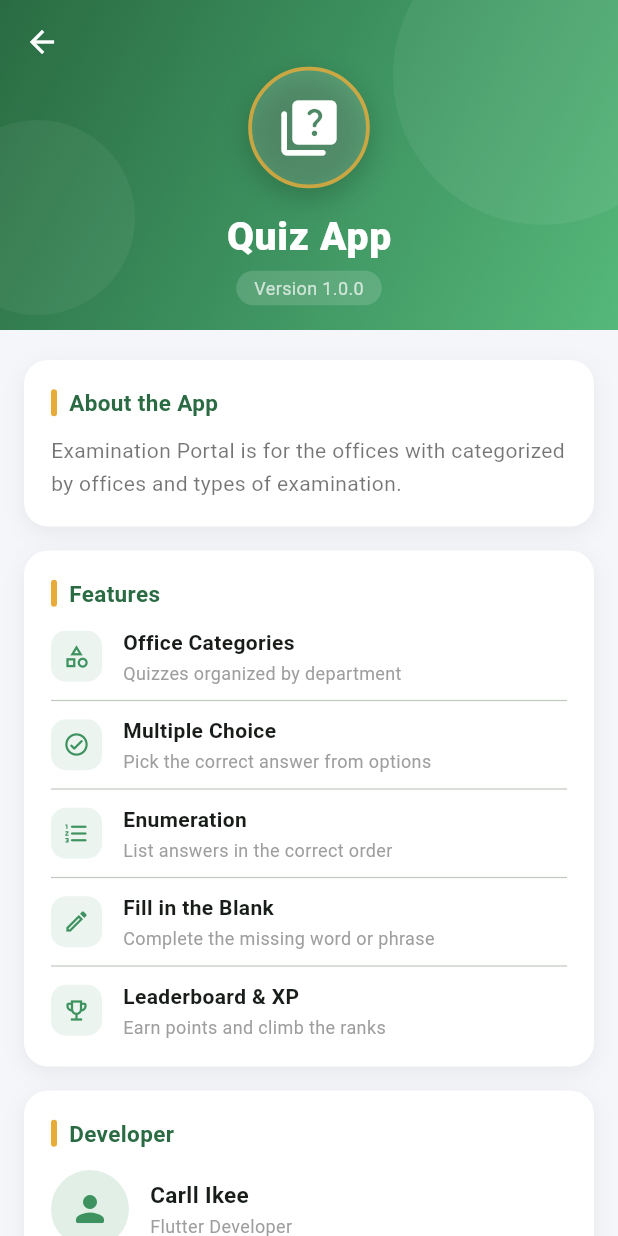
After one commit to CarLCode02/quiz_carl_ikee, a Flutter app: the AboutPage screen opened directly, on a phone screen of 412 x 824 dp. The commit adds this screen. Run offline on Flutter 3.47's test engine with Material 3 defaults, Android fonts, the phone set to English and light mode, and no system bars; our stand-ins replace google_fonts.

Commit message:
added and linked aboutpage

```diff
--- /dev/null
+++ b/lib/about_page.dart
@@ -0,0 +1,417 @@
+import 'package:flutter/material.dart';
+
+const Color kGold = Color(0xFFE7AB38);
+const Color kGreen = Color(0xFF3D925F);
+const Color kGreenDark = Color(0xFF2A6B43);
+const Color kGreenLight = Color(0xFF56B87A);
+
+class AboutPage extends StatefulWidget {
+  const AboutPage({super.key});
+
+  @override
+  State<AboutPage> createState() => _AboutPageState();
+}
+
+class _AboutPageState extends State<AboutPage>
+    with SingleTickerProviderStateMixin {
+  late AnimationController _controller;
+  late Animation<double> _fadeAnim;
+  late Animation<Offset> _slideAnim;
+
+  @override
+  void initState() {
+    super.initState();
+    _controller = AnimationController(
+        vsync: this, duration: const Duration(milliseconds: 700));
+    _fadeAnim =
+        CurvedAnimation(parent: _controller, curve: Curves.easeOut);
+    _slideAnim =
+        Tween<Offset>(begin: const Offset(0, 0.12), end: Offset.zero)
+            .animate(
+                CurvedAnimation(parent: _controller, curve: Curves.easeOut));
+    _controller.forward();
+  }
+
+  @override
+  void dispose() {
+    _controller.dispose();
+    super.dispose();
+  }
+
+  @override
+  Widget build(BuildContext context) {
+    return Scaffold(
+      backgroundColor: const Color(0xFFF4F6F9),
+      body: CustomScrollView(
+        slivers: [
+          // ── Gradient App Bar ─────────────────────────────────────────
+          SliverAppBar(
+            expandedHeight: 220,
+            pinned: true,
+            backgroundColor: kGreenDark,
+            iconTheme: const IconThemeData(color: Colors.white),
+            flexibleSpace: FlexibleSpaceBar(
+              background: Stack(
+                fit: StackFit.expand,
+                children: [
+                  Container(
+                    decoration: const BoxDecoration(
+                      gradient: LinearGradient(
+                        colors: [kGreenDark, kGreen, kGreenLight],
+                        begin: Alignment.topLeft,
+                        end: Alignment.bottomRight,
+                      ),
+                    ),
+                  ),
+                  // Decorative circles
+                  Positioned(
+                    top: -50,
+                    right: -50,
+                    child: Container(
+                      width: 200,
+                      height: 200,
+                      decoration: BoxDecoration(
+                        shape: BoxShape.circle,
+                        color: Colors.white.withOpacity(0.06),
+                      ),
+                    ),
+                  ),
+                  Positioned(
+                    bottom: 10,
+                    left: -40,
+                    child: Container(
+                      width: 130,
+                      height: 130,
+                      decoration: BoxDecoration(
+                        shape: BoxShape.circle,
+                        color: Colors.white.withOpacity(0.05),
+                      ),
+                    ),
+                  ),
+                  // App logo + name
+                  Align(
+                    alignment: Alignment.center,
+                    child: Column(
+                      mainAxisSize: MainAxisSize.min,
+                      children: [
+                        const SizedBox(height: 28),
+                        Container(
+                          padding: const EdgeInsets.all(16),
+                          decoration: BoxDecoration(
+                            color: Colors.white.withOpacity(0.15),
+                            shape: BoxShape.circle,
+                            border: Border.all(
+                                color: kGold.withOpacity(0.8), width: 2.5),
+                            boxShadow: [
+                              BoxShadow(
+                                color: Colors.black.withOpacity(0.2),
+                                blurRadius: 16,
+                                offset: const Offset(0, 6),
+                              ),
+                            ],
+                          ),
+                          child: const Icon(Icons.quiz_rounded,
+                              size: 44, color: Colors.white),
+                        ),
+                        const SizedBox(height: 14),
+                        const Text(
+                          'Quiz App',
+                          style: TextStyle(
+                            color: Colors.white,
+                            fontSize: 26,
+                            fontWeight: FontWeight.w800,
+                            letterSpacing: 0.5,
+                          ),
+                        ),
+                        const SizedBox(height: 4),
+                        Container(
+                          padding: const EdgeInsets.symmetric(
+                              horizontal: 12, vertical: 3),
+                          decoration: BoxDecoration(
+                            color: Colors.white.withOpacity(0.15),
+                            borderRadius: BorderRadius.circular(20),
+                          ),
+                          child: const Text(
+                            'Version 1.0.0',
+                            style: TextStyle(
+                                color: Colors.white70, fontSize: 12),
+                          ),
+                        ),
+                      ],
+                    ),
+                  ),
+                ],
+              ),
+            ),
+          ),
+
+          // ── Body ─────────────────────────────────────────────────────
+          SliverToBoxAdapter(
+            child: FadeTransition(
+              opacity: _fadeAnim,
+              child: SlideTransition(
+                position: _slideAnim,
+                child: Padding(
+                  padding: const EdgeInsets.fromLTRB(16, 20, 16, 32),
+                  child: Column(
+                    children: [
+                      // About description card
+                      _Card(
+                        child: Column(
+                          crossAxisAlignment: CrossAxisAlignment.start,
+                          children: [
+                            _SectionLabel(label: 'About the App'),
+                            const SizedBox(height: 10),
+                            const Text(
+                              'Examination Portal is for the offices with categorized by offices and types of examination.',
+                              style: TextStyle(
+                                  fontSize: 14,
+                                  color: Colors.black54,
+                                  height: 1.6),
+                            ),
+                          ],
+                        ),
+                      ),
+
+                      const SizedBox(height: 16),
+
+                      // Features card
+                      _Card(
+                        child: Column(
+                          crossAxisAlignment: CrossAxisAlignment.start,
+                          children: const [
+                            _SectionLabel(label: 'Features'),
+                            SizedBox(height: 12),
+                            _FeatureRow(
+                              icon: Icons.category_outlined,
+                              title: 'Office Categories',
+                              desc: 'Quizzes organized by department',
+                            ),
+                            Divider(height: 20, thickness: 0.8),
+                            _FeatureRow(
+                              icon: Icons.check_circle_outline_rounded,
+                              title: 'Multiple Choice',
+                              desc: 'Pick the correct answer from options',
+                            ),
+                            Divider(height: 20, thickness: 0.8),
+                            _FeatureRow(
+                              icon: Icons.format_list_numbered_rounded,
+                              title: 'Enumeration',
+                              desc: 'List answers in the correct order',
+                            ),
+                            Divider(height: 20, thickness: 0.8),
+                            _FeatureRow(
+                              icon: Icons.edit_outlined,
+                              title: 'Fill in the Blank',
+                              desc: 'Complete the missing word or phrase',
+                            ),
+                            Divider(height: 20, thickness: 0.8),
+                            _FeatureRow(
+                              icon: Icons.emoji_events_outlined,
+                              title: 'Leaderboard & XP',
+                              desc: 'Earn points and climb the ranks',
+                            ),
+                          ],
+                        ),
+                      ),
+
+                      const SizedBox(height: 16),
+
+                      // Developer card
+                      _Card(
+                        child: Column(
+                          crossAxisAlignment: CrossAxisAlignment.start,
+                          children: [
+                            const _SectionLabel(label: 'Developer'),
+                            const SizedBox(height: 14),
+                            Row(
+                              children: [
+                                CircleAvatar(
+                                  radius: 26,
+                                  backgroundColor: kGreen.withOpacity(0.15),
+                                  child: const Icon(Icons.person_rounded,
+                                      color: kGreen, size: 28),
+                                ),
+                                const SizedBox(width: 14),
+                                const Column(
+                                  crossAxisAlignment:
+                                      CrossAxisAlignment.start,
+                                  children: [
+                                    Text('Carll Ikee',
+                                        style: TextStyle(
+                                            fontWeight: FontWeight.w700,
+                                            fontSize: 15)),
+                                    SizedBox(height: 2),
+                                    Text('Flutter Developer',
+                                        style: TextStyle(
+                                            fontSize: 12,
+                                            color: Colors.grey)),
+                                  ],
+                                ),
+                              ],
+                            ),
+                          ],
+                        ),
+                      ),
+
+                      const SizedBox(height: 16),
+
+                      // App info card
+                      _Card(
+                        child: Column(
+                          children: const [
+                            _InfoRow(
+                                icon: Icons.info_outline_rounded,
+                                label: 'Version',
+                                value: '1.0.0'),
+
+                          ],
+                        ),
+                      ),
+
+                      const SizedBox(height: 24),
+
+                      // Footer
+                      Text(
+                        '© 2025 Quiz App. All rights reserved.',
+                        style: TextStyle(
+                            fontSize: 12, color: Colors.grey.shade400),
+                      ),
+                    ],
+                  ),
+                ),
+              ),
+            ),
+          ),
+        ],
+      ),
+    );
+  }
+}
+
+// ── Reusable widgets ────────────────────────────────────────────────────────
+
+class _Card extends StatelessWidget {
+  final Widget child;
+  const _Card({required this.child});
+
+  @override
+  Widget build(BuildContext context) {
+    return Container(
+      width: double.infinity,
+      padding: const EdgeInsets.all(18),
+      decoration: BoxDecoration(
+        color: Colors.white,
+        borderRadius: BorderRadius.circular(16),
+        boxShadow: [
+          BoxShadow(
+            color: Colors.black.withOpacity(0.06),
+            blurRadius: 12,
+            offset: const Offset(0, 4),
+          ),
+        ],
+      ),
+      child: child,
+    );
+  }
+}
+
+class _SectionLabel extends StatelessWidget {
+  final String label;
+  const _SectionLabel({required this.label});
+
+  @override
+  Widget build(BuildContext context) {
+    return Row(
+      children: [
+        Container(
+            width: 4, height: 18,
+            decoration: BoxDecoration(
+                color: kGold,
+                borderRadius: BorderRadius.circular(4))),
+        const SizedBox(width: 8),
+        Text(label,
+            style: const TextStyle(
+                fontSize: 15,
+                fontWeight: FontWeight.w700,
+                color: kGreenDark)),
+      ],
+    );
+  }
+}
+
+class _FeatureRow extends StatelessWidget {
+  final IconData icon;
+  final String title;
+  final String desc;
+  const _FeatureRow(
+      {required this.icon, required this.title, required this.desc});
+
+  @override
+  Widget build(BuildContext context) {
+    return Row(
+      children: [
+        Container(
+          padding: const EdgeInsets.all(8),
+          decoration: BoxDecoration(
+            color: kGreen.withOpacity(0.1),
+            borderRadius: BorderRadius.circular(10),
+          ),
+          child: Icon(icon, color: kGreen, size: 18),
+        ),
+        const SizedBox(width: 14),
+        Expanded(
+          child: Column(
+            crossAxisAlignment: CrossAxisAlignment.start,
+            children: [
+              Text(title,
+                  style: const TextStyle(
+                      fontSize: 14, fontWeight: FontWeight.w600)),
+              const SizedBox(height: 2),
+              Text(desc,
+                  style:
+                      const TextStyle(fontSize: 12, color: Colors.grey)),
+            ],
+          ),
+        ),
+      ],
+    );
+  }
+}
+
+class _InfoRow extends StatelessWidget {
+  final IconData icon;
+  final String label;
+  final String value;
+  const _InfoRow(
+      {required this.icon, required this.label, required this.value});
+
+  @override
+  Widget build(BuildContext context) {
+    return Row(
+      children: [
+        Container(
+          padding: const EdgeInsets.all(8),
+          decoration: BoxDecoration(
+            color: kGreen.withOpacity(0.1),
+            borderRadius: BorderRadius.circular(10),
+          ),
+          child: Icon(icon, color: kGreen, size: 18),
+        ),
+        const SizedBox(width: 14),
+        Column(
+          crossAxisAlignment: CrossAxisAlignment.start,
+          children: [
+            Text(label,
+                style:
+                    const TextStyle(fontSize: 11, color: Colors.grey)),
+            const SizedBox(height: 2),
+            Text(value,
+                style: const TextStyle(
+                    fontSize: 14, fontWeight: FontWeight.w600)),
+          ],
+        ),
+      ],
+    );
+  }
+}
--- a/lib/homepage/landingpage.dart
+++ b/lib/homepage/landingpage.dart
@@ -1,5 +1,6 @@
 import 'package:flutter/material.dart';
 import 'package:google_fonts/google_fonts.dart';
+import 'package:quizcarl_ikee/about_page.dart';
 import 'package:quizcarl_ikee/login_page.dart';
 import 'package:quizcarl_ikee/profile_page.dart';
 
@@ -60,10 +61,27 @@ decoration: BoxDecoration(
                         margin: EdgeInsets.all(30),
                         child: Text('Midterm Exam', style: TextStyle(fontSize: 16, fontWeight: FontWeight.bold, color: Colors.white)),
                       ),
-                       Container(
-                        margin: EdgeInsets.all(30),
-                        child: Text('Entrance Exam', style: TextStyle(fontSize: 16, fontWeight: FontWeight.bold, color: Colors.white)),
-                       ),
+                    TextButton(
+                      style: TextButton.styleFrom(
+                      padding: const EdgeInsets.all(30),
+                      ),
+                    onPressed: () {
+                      Navigator.push(
+                    context,
+                    MaterialPageRoute(
+                      builder: (context) => const AboutPage(),
+                    ),
+                  );
+                    },
+                      child: const Text(
+                        'About',
+                      style: TextStyle(
+                      fontSize: 16,
+                      fontWeight: FontWeight.bold,
+                      color: Colors.white,
+                        ),
+                      ),
+                    ),
 
                   ],
                 ),
--- a/lib/login_page.dart
+++ b/lib/login_page.dart
@@ -127,7 +127,7 @@ class _LoginPageState extends State<LoginPage> with TickerProviderStateMixin {
           ),
         ),
         const SizedBox(height: 14),
-        const Text('Quiz App',
+        const Text('BRGHGMC Examination Portal',
             style: TextStyle(
                 fontSize: 26,
                 fontWeight: FontWeight.w800,
--- a/lib/profile_page.dart
+++ b/lib/profile_page.dart
@@ -52,7 +52,19 @@ class _ProfilePageState extends State<ProfilePage>
             actions: [
               IconButton(
                 icon: const Icon(Icons.edit_outlined, color: Colors.white),
-                onPressed: () {},
+                onPressed: (
+
+
+                ) {
+
+                   Navigator.push(
+                    context,
+                    MaterialPageRoute(
+                      builder: (context) => const LoginPage(),
+                    ),
+                  );
+
+                },
               ),
               const SizedBox(width: 4),
             ],
@@ -172,10 +184,10 @@ class _ProfilePageState extends State<ProfilePage>
                             _StatItem(label: 'Quizzes', value: '0',
                                 icon: Icons.book),
                             _VertDivider(),
-                            _StatItem(label: 'Score', value: 'uno',
+                            _StatItem(label: 'Score', value: '0',
                                 icon: Icons.scoreboard),
                             _VertDivider(),
-                            _StatItem(label: 'Rank', value: '#ulol',
+                            _StatItem(label: 'Rank', value: '#10',
                                 icon: Icons.leaderboard),
                           ],
                         ),
@@ -195,7 +207,7 @@ class _ProfilePageState extends State<ProfilePage>
                                     style: TextStyle(
                                         fontWeight: FontWeight.w600,
                                         fontSize: 15)),
-                                Text('Level mo',
+                                Text('Level 0',
                                     style: TextStyle(
                                         color: kGreen,
                                         fontWeight: FontWeight.bold,
```
Also changed, not shown: 1 other file.
